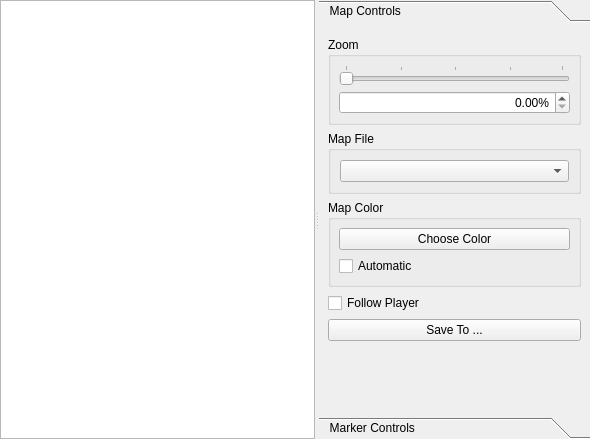
The window that widgets/map/ui/globalmapwidget.ui (matzman666/PyPipboyApp) describes before a commit, drawn with Qt 5.
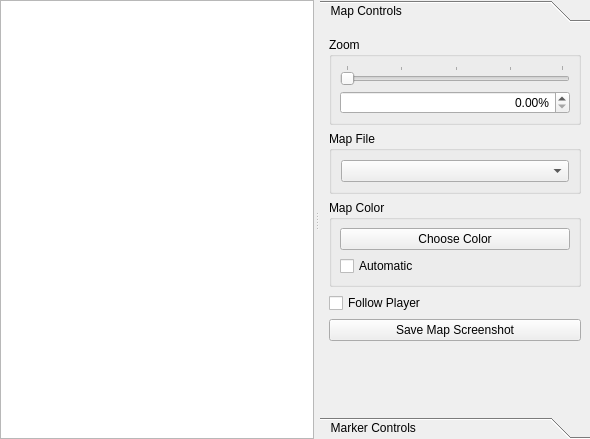
The same window after the commit.

Patch:
```diff
--- a/widgets/map/ui/globalmapwidget.ui
+++ b/widgets/map/ui/globalmapwidget.ui
@@ -22,6 +22,9 @@
      <property name="orientation">
       <enum>Qt::Horizontal</enum>
      </property>
+     <property name="handleWidth">
+      <number>6</number>
+     </property>
      <widget class="QGraphicsView" name="mapGraphicsView">
       <property name="mouseTracking">
        <bool>true</bool>
@@ -60,7 +63,7 @@
            <rect>
             <x>0</x>
             <y>0</y>
-            <width>261</width>
+            <width>260</width>
             <height>371</height>
            </rect>
           </property>
@@ -166,7 +169,7 @@
            <item>
             <widget class="QPushButton" name="saveToButton">
              <property name="text">
-              <string>Save To ...</string>
+              <string>Save Map Screenshot</string>
              </property>
             </widget>
            </item>
```
Left out of the diff: 2 changed lines with no effect on the pictures.
